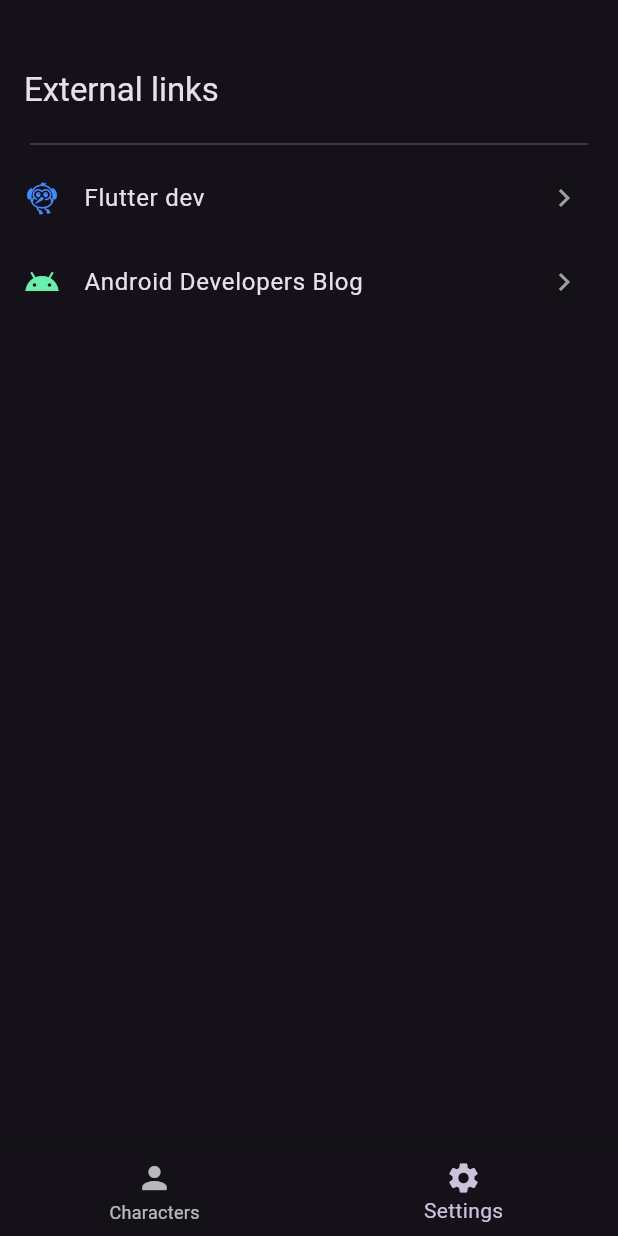
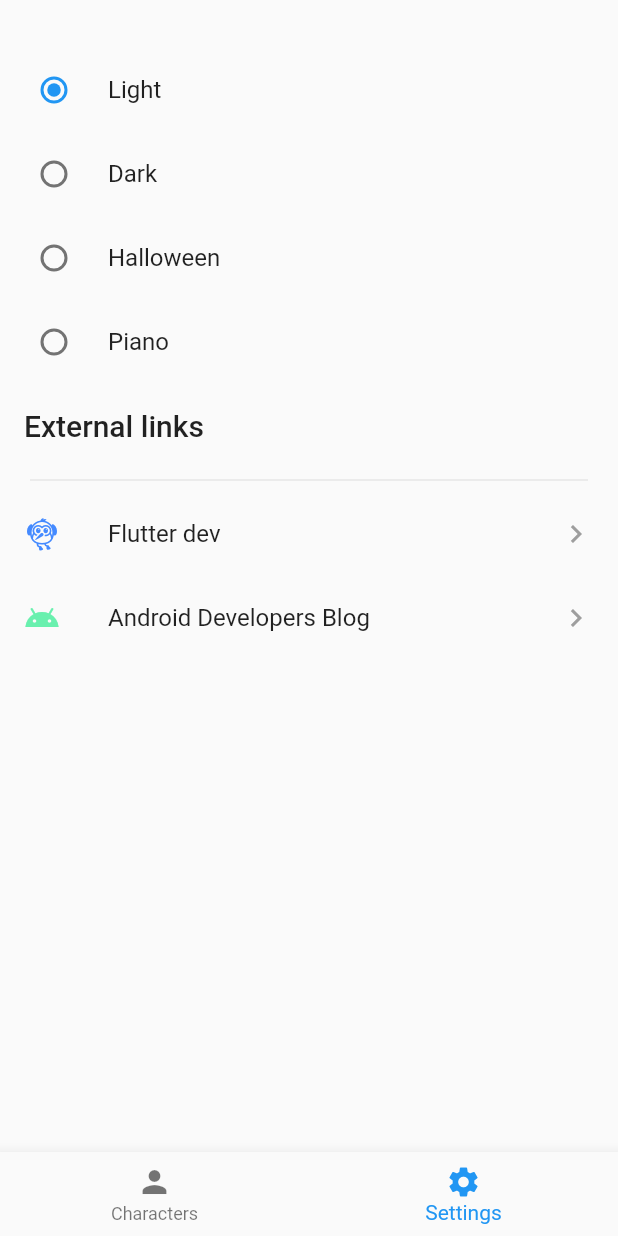
Before and after one commit to lucianamcedro/ricki_and_morty, a Flutter app: the screen it shows after launch, item 2 of the bottom bar chosen, on a phone screen of 412 x 824 dp. Run offline on Flutter 3.47's test engine with Material 2 defaults, Android fonts, the phone set to English and light mode, and no system bars; our stand-ins replace bloc_concurrency, device_preview, dio, equatable, flutter_bloc, get_it and 5 more; network calls fail; project files that could hold a hidden picture were left out.

Commit message:
seleção de thema e implementação shared

```diff
--- a/lib/main.dart
+++ b/lib/main.dart
@@ -2,8 +2,10 @@ import 'package:device_preview/device_preview.dart';
 import 'package:estudo_rick_xp_flutter/home/presentation/page/home_page.dart';
 import 'package:estudo_rick_xp_flutter/injection.dart';
 import 'package:estudo_rick_xp_flutter/shared/theme/application_theme.dart';
-import 'package:estudo_rick_xp_flutter/shared/theme/data/app_theme.dart';
+import 'package:estudo_rick_xp_flutter/shared/theme/data/cubit/theme_cubit.dart';
 import 'package:flutter/material.dart';
+import 'package:flutter_bloc/flutter_bloc.dart';
+import 'package:get_it/get_it.dart';
 
 void main() async {
   WidgetsFlutterBinding.ensureInitialized();
@@ -22,11 +24,35 @@ class RickAndMortyApp extends StatelessWidget {
 
   @override
   Widget build(BuildContext context) {
-    return MaterialApp(
-      title: 'Flutter Demo',
-      debugShowCheckedModeBanner: false,
-      theme: themes[AppTheme.dark]?.themeData,
-      home: const HomePage(),
+    return BlocProvider<ThemeCubit>(
+      create: (_) => GetIt.I.get<ThemeCubit>(),
+      child: const _App(),
     );
   }
 }
+
+class _App extends StatelessWidget {
+  const _App();
+
+  @override
+  Widget build(BuildContext context) {
+    return FutureBuilder(
+      // Use FutureBuilder para aguardar a inicialização do GetIt
+      future: configureDependencies(),
+      builder: (context, snapshot) {
+        if (snapshot.connectionState == ConnectionState.done) {
+          return BlocBuilder<ThemeCubit, String>(
+            builder: (_, state) => MaterialApp(
+              title: 'Flutter Demo',
+              debugShowCheckedModeBanner: false,
+              theme: ApplicationTheme.byName(state)?.themeData,
+              home: const HomePage(),
+            ),
+          );
+        } else {
+          return const CircularProgressIndicator();
+        }
+      },
+    );
+  }
+}
--- a/lib/settings/presentation/widgets/settings_widget.dart
+++ b/lib/settings/presentation/widgets/settings_widget.dart
@@ -1,17 +1,36 @@
 import 'package:estudo_rick_xp_flutter/shared/extensions/string_extensions.dart';
+import 'package:estudo_rick_xp_flutter/shared/theme/application_theme.dart';
+import 'package:estudo_rick_xp_flutter/shared/theme/data/app_theme.dart';
+import 'package:estudo_rick_xp_flutter/shared/theme/data/cubit/theme_cubit.dart';
 import 'package:flutter/material.dart';
+import 'package:flutter_bloc/flutter_bloc.dart';
 
 class SettingsWidget extends StatelessWidget {
   const SettingsWidget({super.key});
 
   @override
   Widget build(BuildContext context) {
+    return BlocBuilder<ThemeCubit, String>(
+      builder: (context, state) {
         return ListView(
           children: [
             Column(
               children: [
                 const SizedBox(
                   height: 32.0,
+                ),
+                ...ApplicationTheme.themes.keys.map(
+                  (model) => RadioListTile(
+                    title: Text(model.title),
+                    value: model,
+                    groupValue: ApplicationTheme.byName(state)
+                        ?.theme, // Use model.theme em vez de model
+                    onChanged: (value) {
+                      context.read<ThemeCubit>().changeTheme(
+                            (value as AppTheme).title,
+                          );
+                    },
+                  ),
                 ),
                 ListTile(
                   title: Text(
@@ -43,11 +62,14 @@ class SettingsWidget extends StatelessWidget {
                     Icons.chevron_right,
                     color: Colors.grey,
                   ),
-              onTap: () => 'android-developers.googleblog.com'.launchInBrowse(),
+                  onTap: () =>
+                      'android-developers.googleblog.com'.launchInBrowse(),
                 ),
               ],
             ),
           ],
         );
+      },
+    );
   }
 }
--- a/lib/shared/theme/application_theme.dart
+++ b/lib/shared/theme/application_theme.dart
@@ -1,13 +1,33 @@
+// ignore_for_file: avoid_classes_with_only_static_members
+
 import 'package:estudo_rick_xp_flutter/shared/theme/data/app_theme.dart';
-import 'package:estudo_rick_xp_flutter/shared/theme/data/app_theme_model.dart';
 import 'package:flutter/material.dart';
 import 'package:google_fonts/google_fonts.dart';
 
-final themes = {
+class AppThemeModel {
+  AppThemeModel({required this.themeData, required this.theme});
+  final ThemeData themeData;
+  final AppTheme theme;
+}
+
+class ApplicationTheme {
+  static ThemeData getThemeData(AppTheme appTheme) {
+    return themes[appTheme]?.themeData ?? ThemeData.light();
+  }
+
+  static AppThemeModel? byName(String themeName) {
+    try {
+      return themes.values
+          .firstWhere((model) => model.theme.title == themeName);
+    } catch (_) {
+      return themes.values.first;
+    }
+  }
+
+  static Map<AppTheme, AppThemeModel> themes = {
     AppTheme.light: AppThemeModel(
       theme: AppTheme.light,
       themeData: ThemeData(
-      useMaterial3: true,
         brightness: Brightness.light,
         cardTheme: const CardTheme(elevation: 4.0),
       ),
@@ -16,13 +36,11 @@ final themes = {
       theme: AppTheme.dark,
       themeData: ThemeData(
         brightness: Brightness.dark,
-      useMaterial3: true,
       ),
     ),
     AppTheme.halloween: AppThemeModel(
       theme: AppTheme.halloween,
-    themeData: ThemeData(
-      useMaterial3: true,
+      themeData: ThemeData.light().copyWith(
         scaffoldBackgroundColor: Colors.orange[100],
         textTheme: GoogleFonts.emilysCandyTextTheme(),
         colorScheme: ColorScheme.fromSwatch(
@@ -32,9 +50,7 @@ final themes = {
     ),
     AppTheme.piano: AppThemeModel(
       theme: AppTheme.piano,
-    themeData: ThemeData(
-      brightness: Brightness.dark,
-      useMaterial3: true,
+      themeData: ThemeData.dark().copyWith(
         scaffoldBackgroundColor: Colors.white,
         textTheme: GoogleFonts.emilysCandyTextTheme(),
         cardTheme: const CardTheme(
@@ -58,3 +74,4 @@ final themes = {
       ),
     ),
   };
+}
--- /dev/null
+++ b/lib/shared/theme/data/cubit/theme_cubit.dart
@@ -0,0 +1,15 @@
+import 'package:estudo_rick_xp_flutter/shared/theme/data/app_theme_repository.dart';
+import 'package:flutter_bloc/flutter_bloc.dart';
+import 'package:injectable/injectable.dart';
+
+@injectable
+class ThemeCubit extends Cubit<String> {
+  ThemeCubit(this._repository) : super(_repository.theme ?? '');
+
+  final AppThemeRepository _repository;
+
+  void changeTheme(String themeNome) {
+    _repository.changeTheme(themeNome);
+    emit(themeNome);
+  }
+}
--- a/lib/shared/widgets/default_loading_widget.dart
+++ b/lib/shared/widgets/default_loading_widget.dart
@@ -6,8 +6,8 @@ class DefaultLoadingWidget extends StatelessWidget {
   @override
   Widget build(BuildContext context) {
     return const SizedBox(
-      height: 100,
-      width: 100,
+      height: 80,
+      width: 80,
       child: CircularProgressIndicator(),
     );
   }
--- a/pubspec.yaml
+++ b/pubspec.yaml
@@ -47,6 +47,7 @@ dependencies:
   url_launcher: ^6.2.0
   device_preview: ^1.1.0
   google_fonts: ^6.1.0
+  shared_preferences: ^2.2.2
 
 dev_dependencies:
   flutter_test:
```
Also changed, not shown: lib/preferences/preferences_module.dart (added, +9 -0 lines), lib/shared/theme/data/app_theme_repository.dart (added, +33 -0 lines), lib/injection.config.dart, pubspec.lock. Lines whose indentation alone changed are shown as unchanged.
